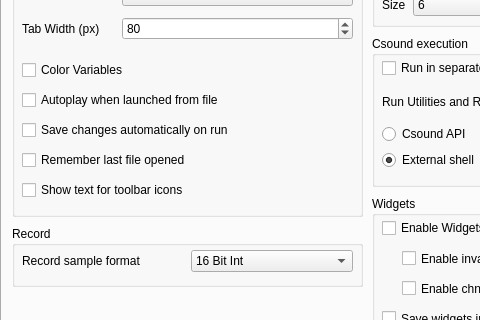
CsoundQt/CsoundQt, file src/configdialog.ui: the form before one commit; both pictures show x 0 to 480 and y 110 to 430 of the 623 by 585 pixel window.
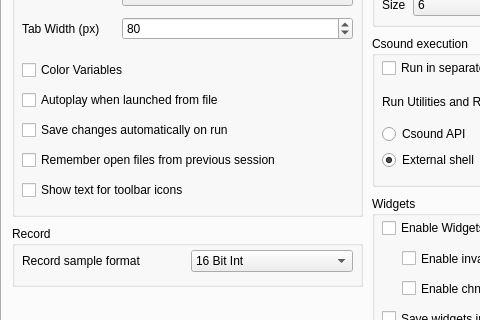
The form after the commit. The open tabs and pages were chosen to show the change.

Patch:
```diff
--- a/src/configdialog.ui
+++ b/src/configdialog.ui
@@ -623,7 +623,7 @@
        <rect>
         <x>10</x>
         <y>130</y>
-        <width>273</width>
+        <width>294</width>
         <height>151</height>
        </rect>
       </property>
@@ -661,7 +661,7 @@
        <item>
         <widget class="QCheckBox" name="rememberFileCheckBox" >
          <property name="text" >
-          <string>Remember last file opened</string>
+          <string>Remember open files from previous session</string>
          </property>
         </widget>
        </item>
```
Left out of the diff: 2 changed lines with no effect on the pictures.
